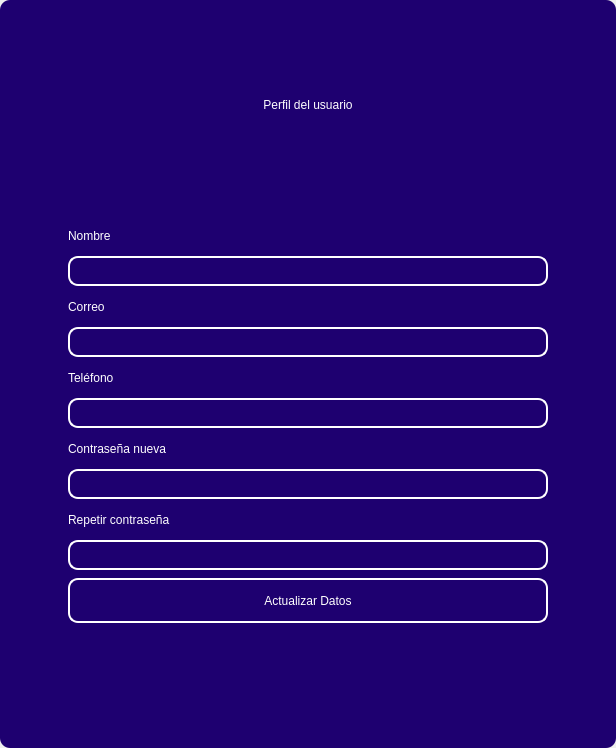
Qt form design/standar/mainuserprofile0.ui (codemiguel-dev/ERP-EmprendeSoft-Desktop) before a commit.
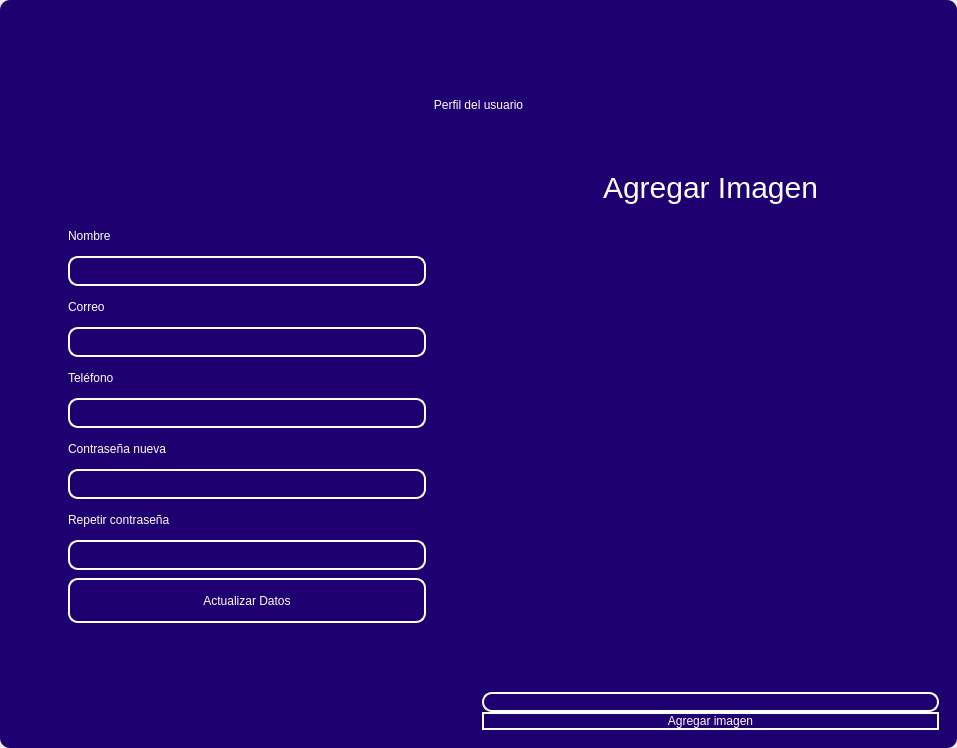
The same form after that commit. Icons and pictures are not drawn.

```diff
--- a/design/standar/mainuserprofile0.ui
+++ b/design/standar/mainuserprofile0.ui
@@ -6,7 +6,7 @@
    <rect>
     <x>0</x>
     <y>0</y>
-    <width>616</width>
+    <width>957</width>
     <height>748</height>
    </rect>
   </property>
@@ -648,6 +648,166 @@
             </item>
            </layout>
           </item>
+          <item>
+           <layout class="QVBoxLayout" name="verticalLayout_3">
+            <property name="spacing">
+             <number>0</number>
+            </property>
+            <property name="leftMargin">
+             <number>0</number>
+            </property>
+            <property name="topMargin">
+             <number>0</number>
+            </property>
+            <item>
+             <widget class="QLabel" name="label_7">
+              <property name="styleSheet">
+               <string notr="true">font-size: 30px;
+color: rgb(255, 255, 255);</string>
+              </property>
+              <property name="text">
+               <string>Agregar Imagen</string>
+              </property>
+              <property name="alignment">
+               <set>Qt::AlignCenter</set>
+              </property>
+             </widget>
+            </item>
+            <item>
+             <layout class="QHBoxLayout" name="horizontalLayout">
+              <property name="spacing">
+               <number>20</number>
+              </property>
+              <property name="rightMargin">
+               <number>0</number>
+              </property>
+              <item>
+               <spacer name="horizontalSpacer_3">
+                <property name="orientation">
+                 <enum>Qt::Vertical</enum>
+                </property>
+                <property name="sizeHint" stdset="0">
+                 <size>
+                  <width>20</width>
+                  <height>20</height>
+                 </size>
+                </property>
+               </spacer>
+              </item>
+              <item>
+               <widget class="QLabel" name="image_label">
+                <property name="minimumSize">
+                 <size>
+                  <width>0</width>
+                  <height>0</height>
+                 </size>
+                </property>
+                <property name="maximumSize">
+                 <size>
+                  <width>100</width>
+                  <height>100</height>
+                 </size>
+                </property>
+                <property name="frameShape">
+                 <enum>QFrame::NoFrame</enum>
+                </property>
+                <property name="text">
+                 <string/>
+                </property>
+                <property name="alignment">
+                 <set>Qt::AlignCenter</set>
+                </property>
+               </widget>
+              </item>
+              <item>
+               <spacer name="horizontalSpacer">
+                <property name="orientation">
+                 <enum>Qt::Vertical</enum>
+                </property>
+                <property name="sizeHint" stdset="0">
+                 <size>
+                  <width>20</width>
+                  <height>20</height>
+                 </size>
+                </property>
+               </spacer>
+              </item>
+             </layout>
+            </item>
+            <item>
+             <widget class="QLineEdit" name="imagetxt">
+              <property name="enabled">
+               <bool>false</bool>
+              </property>
+              <property name="minimumSize">
+               <size>
+                <width>0</width>
+                <height>14</height>
+               </size>
+              </property>
+              <property name="maximumSize">
+               <size>
+                <width>16777215</width>
+                <height>35</height>
+               </size>
+              </property>
+              <property name="styleSheet">
+               <string notr="true">QLineEdit{
+background-color: rgba(0, 0, 0,0);
+border-radius:10px; 
+font: 12pt &quot;Arial&quot;;
+color: rgb(255, 255, 254);
+border: 2px solid  rgb(255, 255, 255);
+
+}
+
+QLineEdit:hover{
+background-color: rgba(0, 0, 0,0);
+border-radius:10px; 
+font: 12pt &quot;Arial&quot;;
+border: 2px solid  rgb(120, 0, 171);
+}
+
+QLineEdit:focus{
+background-color: rgb(0, 0, 0);
+border-radius:10px; 
+font: 12pt &quot;Arial&quot;;
+border: 2px solid rgb(120, 0, 171);
+}
+
+</string>
+              </property>
+             </widget>
+            </item>
+            <item>
+             <widget class="QPushButton" name="btn_add_image">
+              <property name="cursor">
+               <cursorShape>PointingHandCursor</cursorShape>
+              </property>
+              <property name="styleSheet">
+               <string notr="true">QPushButton{
+border-radius:10px; 
+font: 12pt &quot;Arial&quot;;
+color: rgb(255, 255, 254);
+border: 2px solid #ffffff;
+}
+
+QPushButton:hover{
+border-radius:10px; 
+font: 12pt &quot;Arial&quot;;
+color: rgb(255, 255, 255);
+border: 2px solid rgb(120, 0, 171);
+	background-color: rgb(120, 0, 171);
+}
+</string>
+              </property>
+              <property name="text">
+               <string>Agregar imagen</string>
+              </property>
+             </widget>
+            </item>
+           </layout>
+          </item>
          </layout>
         </widget>
        </item>
```
